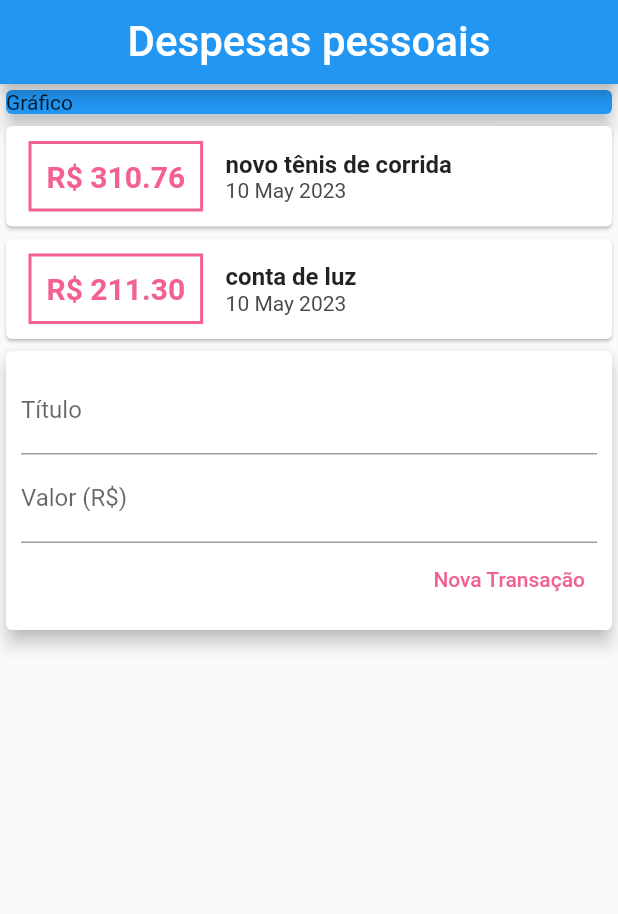
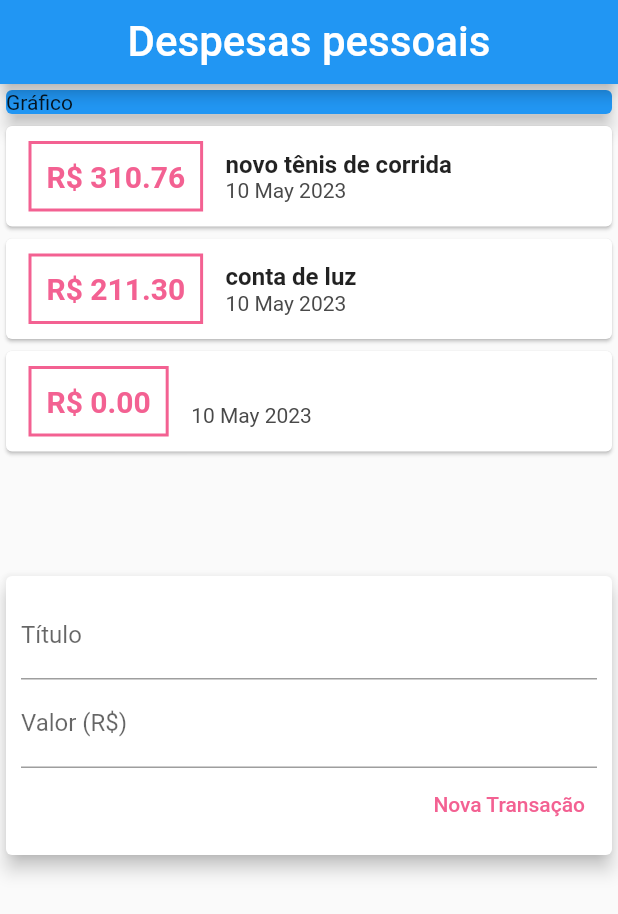
Before and after one commit to fabriciosuhet/expenses, a Flutter app: the screen it shows after launch, after a tap on "Nova Transação", on a phone screen of 412 x 824 dp. Shown: the top 914 px of the screen. Run offline on Flutter 3.47's test engine with Material 2 defaults, Android fonts, the phone set to English and light mode, and no system bars.

Commit message:
Adicionando listView, otimizando código e adicionando a função tornar a adição de novas transações funcionais

```diff
--- a/lib/components/transaction_form.dart
+++ b/lib/components/transaction_form.dart
@@ -4,7 +4,9 @@ class TransactionForm extends StatelessWidget {
   final titleController = TextEditingController();
   final valueController = TextEditingController();
 
-  TransactionForm({super.key});
+  final void Function(String, double) onSubmit;
+
+  TransactionForm({super.key, required this.onSubmit});
 
   @override
   Widget build(BuildContext context) {
@@ -35,8 +37,9 @@ class TransactionForm extends StatelessWidget {
                   ),
                   child: const Text('Nova Transação'),
                   onPressed: () {
-                    print(titleController.text);
-                    print(valueController.text);
+                    final title = titleController.text;
+                    final value = double.tryParse(valueController.text) ?? 0.0;
+                    onSubmit(title, value);
                   },
                 ),
               ],
--- a/lib/components/transaction_list.dart
+++ b/lib/components/transaction_list.dart
@@ -9,8 +9,12 @@ class TranscationList extends StatelessWidget {
 
   @override
   Widget build(BuildContext context) {
-    return Column(
-      children: transactions.map((tr) {
+    return SizedBox(
+      height: 300,
+      child: ListView.builder(
+        itemCount: transactions.length,
+        itemBuilder: (ctx, index) {
+          final tr = transactions[index];
           return Card(
             child: Row(
               children: [
@@ -56,7 +60,8 @@ class TranscationList extends StatelessWidget {
               ],
             ),
           );
-      }).toList(),
+        },
+      ),
     );
   }
 }
--- a/lib/components/transaction_user.dart
+++ b/lib/components/transaction_user.dart
@@ -1,3 +1,5 @@
+import 'dart:math';
+
 import 'package:flutter/material.dart';
 import './transaction_form.dart';
 import './transaction_list.dart';
@@ -27,12 +29,25 @@ class _TransactionUserState extends State<TransactionUser> {
     ),
   ];
 
+  _addTransaction(String title, double value){
+    final newTransaction = Transaction(
+      id: Random().nextDouble().toString(),
+      title: title,
+      value: value,
+      date: DateTime.now(),
+    );
+
+    setState(() {
+      _transactions.add(newTransaction);
+    });
+  }
+
   @override
   Widget build(BuildContext context) {
     return Column(
       children: [
         TranscationList(transactions: _transactions),
-        TransactionForm(),
+        TransactionForm(onSubmit: _addTransaction),
       ],
     );
   }
--- a/lib/main.dart
+++ b/lib/main.dart
@@ -30,7 +30,8 @@ class MyHomePage extends StatelessWidget {
           style: TextStyle(fontSize: 28),
         ),
       ),
-      body: Column(
+      body: SingleChildScrollView(
+        child: Column(
           crossAxisAlignment: CrossAxisAlignment.stretch,
           children: const [
             SizedBox(
@@ -44,6 +45,7 @@ class MyHomePage extends StatelessWidget {
             TransactionUser(),
           ],
         ),
+      ),
     );
   }
 }
```
Lines whose indentation alone changed are shown as unchanged.
